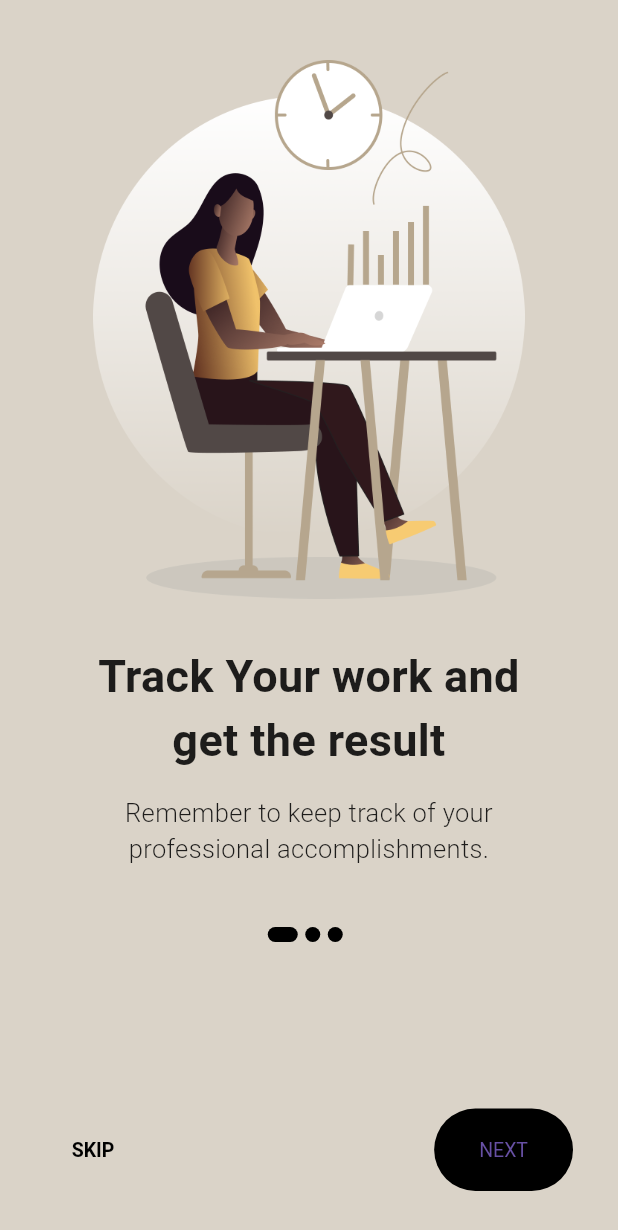
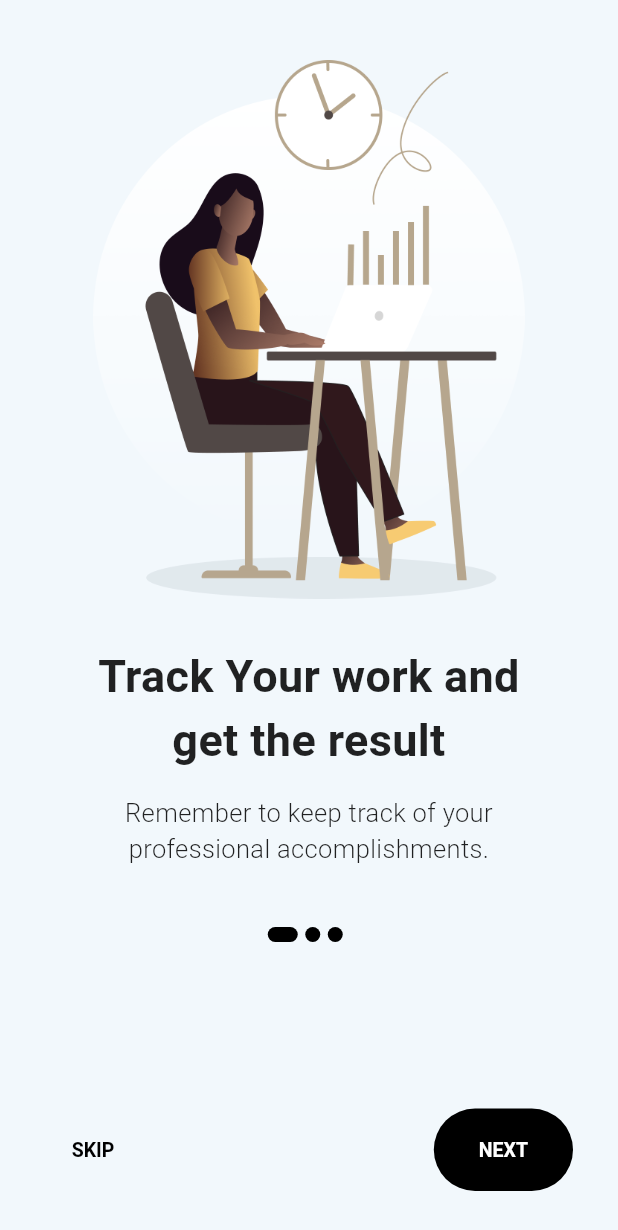
Before and after one commit to SundarDong/Groupify, a Flutter app: the screen it shows after launch, on a phone screen of 412 x 824 dp. Shown: the top 1230 px of the screen. Run offline on Flutter 3.47's test engine with Material 3 defaults, Android fonts, the phone set to English and light mode, and no system bars; our stand-ins replace flutter_svg, go_router, lottie, pinput; Roboto replaces fonts that are missing (Mulish).

Commit message:
style: Onboarding button colors and background color change

```diff
--- a/lib/onboarding/onboardingScreen.dart
+++ b/lib/View/onboarding/onboardingScreen.dart
@@ -1,9 +1,8 @@
-import 'package:authentication_ui/model/onboarding_contents.dart';
-import 'package:authentication_ui/onboarding/size_config.dart';
+import 'package:authentication_ui/Model/onboarding_contents.dart';
+import 'package:authentication_ui/View/onboarding/size_config.dart';
 import 'package:authentication_ui/router/router.dart';
 import 'package:flutter/material.dart';
 import 'package:go_router/go_router.dart';
-
 
 class OnboardingScreen extends StatefulWidget {
   const OnboardingScreen({Key? key}) : super(key: key);
@@ -22,10 +21,12 @@ class _OnboardingScreenState extends State<OnboardingScreen> {
   }
 
   int _currentPage = 0;
+
+  /*Use the color #F2F8FC as the primary background color*/
   List colors = const [
-    Color(0xffDAD3C8),
-    Color(0xffFFE5DE),
-    Color(0xffDCF6E6),
+    Color(0xFFF2F8FC),
+    Color(0xFFF2F8FC),
+    Color(0xFFF2F8FC),
   ];
 
   AnimatedContainer _buildDots({
@@ -53,7 +54,7 @@ class _OnboardingScreenState extends State<OnboardingScreen> {
     double height = SizeConfig.screenH!;
 
     return Scaffold(
-      backgroundColor: colors[_currentPage],
+      backgroundColor: colors[_currentPage], // Apply #F2F8FC here
       body: SafeArea(
         child: Column(
           children: [
@@ -72,7 +73,6 @@ class _OnboardingScreenState extends State<OnboardingScreen> {
                         Expanded( // Wrap the Image.asset with Expanded
                           child: Image.asset(
                             contents[i].image,
-                            // Remove fixed height here, let it be flexible
                           ),
                         ),
                         SizedBox(
@@ -125,7 +125,6 @@ class _OnboardingScreenState extends State<OnboardingScreen> {
                               // Navigate to the Authentication UI screen when pressed
                               context.go(Routers.authenticationpage.path);
                             },
-                            child: const Text("START"),
                             style: ElevatedButton.styleFrom(
                               backgroundColor: Colors.black,
                               shape: RoundedRectangleBorder(
@@ -138,6 +137,12 @@ class _OnboardingScreenState extends State<OnboardingScreen> {
                                       horizontal: width * 0.2, vertical: 25),
                               textStyle:
                                   TextStyle(fontSize: (width <= 550) ? 13 : 17),
+                            ),
+                            child: const Text("START",
+                            style: TextStyle(
+                              color: Colors.white,
+                              fontWeight: FontWeight.bold,
+                            ),
                             ),
                           ),
                         )
@@ -169,7 +174,6 @@ class _OnboardingScreenState extends State<OnboardingScreen> {
                                     curve: Curves.easeIn,
                                   );
                                 },
-                                child: const Text("NEXT"),
                                 style: ElevatedButton.styleFrom(
                                   backgroundColor: Colors.black,
                                   shape: RoundedRectangleBorder(
@@ -184,6 +188,12 @@ class _OnboardingScreenState extends State<OnboardingScreen> {
                                   textStyle: TextStyle(
                                       fontSize: (width <= 550) ? 13 : 17),
                                 ),
+                                child: const Text("NEXT",
+                                style: TextStyle(
+                                  color: Colors.white,
+                                  fontWeight: FontWeight.bold
+                                ),
+                                ),
                               ),
                             ],
                           ),
--- a/lib/onboarding/router_config.dart
+++ b/lib/View/onboarding/router_config.dart
@@ -1,4 +1,4 @@
-import 'package:authentication_ui/onboarding/onboardingScreen.dart';
+import 'package:authentication_ui/View/onboarding/onboardingScreen.dart';
 import 'package:go_router/go_router.dart';
 // Correct import path
 
--- a/lib/screens/authentication_ui.dart
+++ b/lib/View/screens/authentication_ui.dart
@@ -1,6 +1,6 @@
 import 'package:authentication_ui/common/common.dart';
 import 'package:authentication_ui/router/router.dart';
-import 'package:authentication_ui/screens/fade_animationtest.dart';
+import 'package:authentication_ui/View/screens/fade_animationtest.dart';
 import 'package:authentication_ui/widgets/custom_widget.dart';
 import 'package:flutter/material.dart';
 import 'package:go_router/go_router.dart';
@@ -92,7 +92,7 @@ class _AuthenticationUIState extends State<AuthenticationUI> {
                             ),
                             backgroundColor:
                                 const WidgetStatePropertyAll(Colors.white)),
-                        child: const Text(
+                          child: const Text(
                           "Register",
                           style: TextStyle(
                               fontSize: 15,
--- a/lib/screens/login_page.dart
+++ b/lib/View/screens/login_page.dart
@@ -1,6 +1,6 @@
 import 'package:authentication_ui/common/common.dart';
 import 'package:authentication_ui/router/router.dart';
-import 'package:authentication_ui/screens/fade_animationtest.dart';
+import 'package:authentication_ui/View/screens/fade_animationtest.dart';
 import 'package:authentication_ui/widgets/custom_widget.dart';
 import 'package:flutter/cupertino.dart';
 import 'package:flutter/material.dart';
--- a/lib/screens/password_changed.dart
+++ b/lib/View/screens/password_changed.dart
@@ -1,6 +1,6 @@
 import 'package:authentication_ui/common/common.dart';
 import 'package:authentication_ui/router/router.dart';
-import 'package:authentication_ui/screens/fade_animationtest.dart';
+import 'package:authentication_ui/View/screens/fade_animationtest.dart';
 import 'package:authentication_ui/widgets/custom_widget.dart';
 import 'package:flutter/cupertino.dart';
 import 'package:flutter/material.dart';
--- a/lib/screens/signup_page.dart
+++ b/lib/View/screens/signup_page.dart
@@ -1,6 +1,6 @@
 import 'package:authentication_ui/common/common.dart';
 import 'package:authentication_ui/router/router.dart';
-import 'package:authentication_ui/screens/fade_animationtest.dart';
+import 'package:authentication_ui/View/screens/fade_animationtest.dart';
 import 'package:authentication_ui/widgets/custom_widget.dart';
 import 'package:flutter/cupertino.dart';
 import 'package:flutter/material.dart';
```
Also changed, not shown: lib/View/screens/forget_password.dart (renamed from lib/screens/new_password.dart, +13 -22 lines), lib/View/screens/new_password.dart (renamed from lib/screens/otp_verification.dart, +25 -50 lines), lib/View/screens/otp_verification.dart (renamed from lib/screens/forget_password.dart, +49 -15 lines), lib/router/router_config.dart (+8 -8 lines), assets/app screenshot/simulator_screenshot_083D88BA-D049-4F43-A92C-0932CAC1090B.png (deleted), assets/app screenshot/simulator_screenshot_3A684A7A-B56B-4AEA-8003-DB03EEB5D4A7.png (deleted), assets/app screenshot/simulator_screenshot_3F23A72A-30AB-4CBF-81CB-23D0B5F4AA73.png (deleted), assets/app screenshot/simulator_screenshot_50D70A35-B669-4872-AB80-A7EAA68DA84B.png (deleted), assets/app screenshot/simulator_screenshot_60C49EC4-E39F-4617-826A-7235D8883997.png (deleted), assets/app screenshot/simulator_screenshot_87496482-4949-46BE-BBF6-222CBE4677B0.png (deleted), lib/View/onboarding/size_config.dart (renamed from lib/onboarding/size_config.dart), lib/View/screens/Homepage.dart (renamed from lib/screens/Homepage.dart), lib/View/screens/fade_animationtest.dart (renamed from lib/screens/fade_animationtest.dart).
